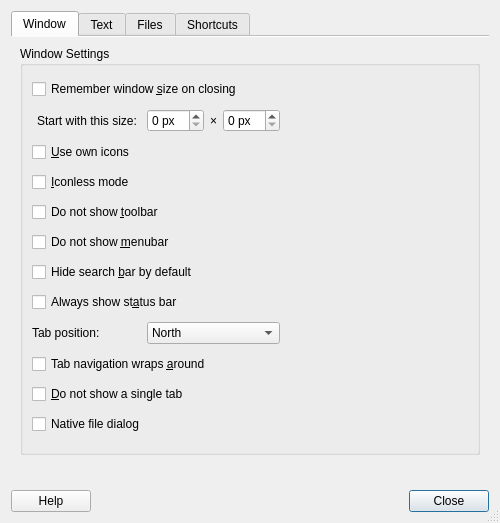
First picture: the form in featherpad/predDialog.ui, repository vecnathewhisperd0/FeatherPad, before the edit.
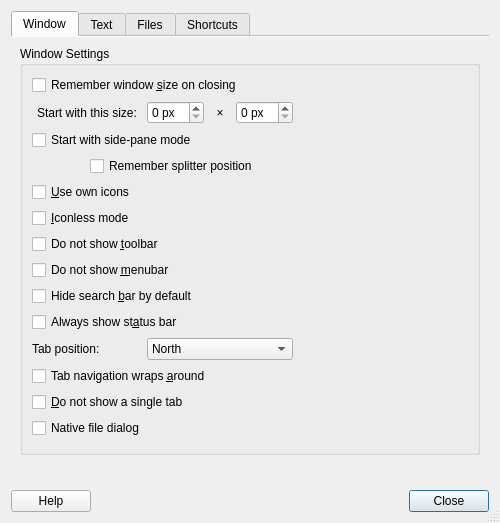
Second picture: the form after the edit. Icons and pictures are not drawn.

Commit message:
Side-pane mode
Also a complete French translation by Cyril Cottet.

The edit to the form file:
```diff
--- a/featherpad/predDialog.ui
+++ b/featherpad/predDialog.ui
@@ -36,14 +36,14 @@
           <string>Window Settings</string>
          </property>
          <layout class="QGridLayout" name="gridLayout_2">
-          <item row="0" column="0" colspan="4">
+          <item row="0" column="0" colspan="5">
            <widget class="QCheckBox" name="winSizeBox">
             <property name="text">
              <string>Remember window &amp;size on closing</string>
             </property>
            </widget>
           </item>
-          <item row="1" column="0" alignment="Qt::AlignRight">
+          <item row="1" column="0" colspan="2">
            <widget class="QLabel" name="sizeLable">
             <property name="toolTip">
              <string>Window frame is excluded.</string>
@@ -56,17 +56,17 @@
             </property>
            </widget>
           </item>
-          <item row="1" column="1">
-           <widget class="QSpinBox" name="spinX">
-            <property name="toolTip">
-             <string>Window frame is excluded.</string>
-            </property>
-            <property name="suffix">
-             <string> px</string>
-            </property>
-           </widget>
-          </item>
           <item row="1" column="2">
+           <widget class="QSpinBox" name="spinX">
+            <property name="toolTip">
+             <string>Window frame is excluded.</string>
+            </property>
+            <property name="suffix">
+             <string> px</string>
+            </property>
+           </widget>
+          </item>
+          <item row="1" column="3">
            <widget class="QLabel" name="mLabel">
             <property name="toolTip">
              <string>Window frame is excluded.</string>
@@ -79,17 +79,17 @@
             </property>
            </widget>
           </item>
-          <item row="1" column="3">
-           <widget class="QSpinBox" name="spinY">
-            <property name="toolTip">
-             <string>Window frame is excluded.</string>
-            </property>
-            <property name="suffix">
-             <string> px</string>
-            </property>
-           </widget>
-          </item>
           <item row="1" column="4">
+           <widget class="QSpinBox" name="spinY">
+            <property name="toolTip">
+             <string>Window frame is excluded.</string>
+            </property>
+            <property name="suffix">
+             <string> px</string>
+            </property>
+           </widget>
+          </item>
+          <item row="1" column="5">
            <spacer name="horizontalSpacer">
             <property name="orientation">
              <enum>Qt::Horizontal</enum>
@@ -105,7 +105,44 @@
             </property>
            </spacer>
           </item>
-          <item row="2" column="0" colspan="4">
+          <item row="2" column="0" colspan="5">
+           <widget class="QCheckBox" name="sidePaneBox">
+            <property name="toolTip">
+             <string>Most suitable with sessions
+but without tab functionality.</string>
+            </property>
+            <property name="text">
+             <string>Start with side-pane mode</string>
+            </property>
+           </widget>
+          </item>
+          <item row="3" column="0">
+           <spacer name="horizontalSpacer_7">
+            <property name="orientation">
+             <enum>Qt::Horizontal</enum>
+            </property>
+            <property name="sizeType">
+             <enum>QSizePolicy::Fixed</enum>
+            </property>
+            <property name="sizeHint" stdset="0">
+             <size>
+              <width>32</width>
+              <height>5</height>
+             </size>
+            </property>
+           </spacer>
+          </item>
+          <item row="3" column="1" colspan="4">
+           <widget class="QCheckBox" name="sidePaneSizeBox">
+            <property name="toolTip">
+             <string>Uncheck for 1/5 of the width.</string>
+            </property>
+            <property name="text">
+             <string>Remember splitter position</string>
+            </property>
+           </widget>
+          </item>
+          <item row="4" column="0" colspan="5">
            <widget class="QCheckBox" name="iconBox">
             <property name="toolTip">
              <string>Uncheck this if you want FeatherPad to
@@ -118,7 +155,7 @@
             </property>
            </widget>
           </item>
-          <item row="3" column="0" colspan="4">
+          <item row="5" column="0" colspan="5">
            <widget class="QCheckBox" name="iconlessBox">
             <property name="toolTip">
              <string>No icons in the main window and its menus.
@@ -133,14 +170,14 @@
             </property>
            </widget>
           </item>
-          <item row="4" column="0" colspan="4">
+          <item row="6" column="0" colspan="5">
            <widget class="QCheckBox" name="toolbarBox">
             <property name="text">
              <string>Do not show &amp;toolbar</string>
             </property>
            </widget>
           </item>
-          <item row="5" column="0" colspan="4">
+          <item row="7" column="0" colspan="5">
            <widget class="QCheckBox" name="menubarBox">
             <property name="toolTip">
              <string>If the menubar is hidden,
@@ -151,21 +188,21 @@
             </property>
            </widget>
           </item>
-          <item row="6" column="0" colspan="4">
+          <item row="8" column="0" colspan="5">
            <widget class="QCheckBox" name="searchbarBox">
             <property name="text">
              <string>Hide search &amp;bar by default</string>
             </property>
            </widget>
           </item>
-          <item row="7" column="0" colspan="4">
+          <item row="9" column="0" colspan="5">
            <widget class="QCheckBox" name="statusBox">
             <property name="text">
              <string>Always show st&amp;atus bar</string>
             </property>
            </widget>
           </item>
-          <item row="8" column="0">
+          <item row="10" column="0" colspan="2">
            <widget class="QLabel" name="tabLabel">
             <property name="toolTip">
              <string>Will take effect after closing this dialog.</string>
@@ -175,7 +212,7 @@
             </property>
            </widget>
           </item>
-          <item row="8" column="1" colspan="3">
+          <item row="10" column="2" colspan="3">
            <widget class="QComboBox" name="tabCombo">
             <property name="toolTip">
              <string>Will take effect after closing this dialog.</string>
@@ -202,7 +239,7 @@
             </item>
            </widget>
           </item>
-          <item row="9" column="0" colspan="4">
+          <item row="11" column="0" colspan="5">
            <widget class="QCheckBox" name="tabBox">
             <property name="toolTip">
              <string>This means that, for LTR, Alt+Right goes to the first tab
@@ -215,7 +252,7 @@
             </property>
            </widget>
           </item>
-          <item row="10" column="0" colspan="4">
+          <item row="12" column="0" colspan="5">
            <widget class="QCheckBox" name="singleTabBox">
             <property name="toolTip">
              <string>If this is checked, not only you will lose the informative
@@ -228,7 +265,7 @@
             </property>
            </widget>
           </item>
-          <item row="11" column="0" colspan="3">
+          <item row="13" column="0" colspan="4">
            <widget class="QCheckBox" name="nativeDialogBox">
             <property name="toolTip">
              <string>If this is checked, the file dialog provided by the current
```
The commit also changes 23 other files.
